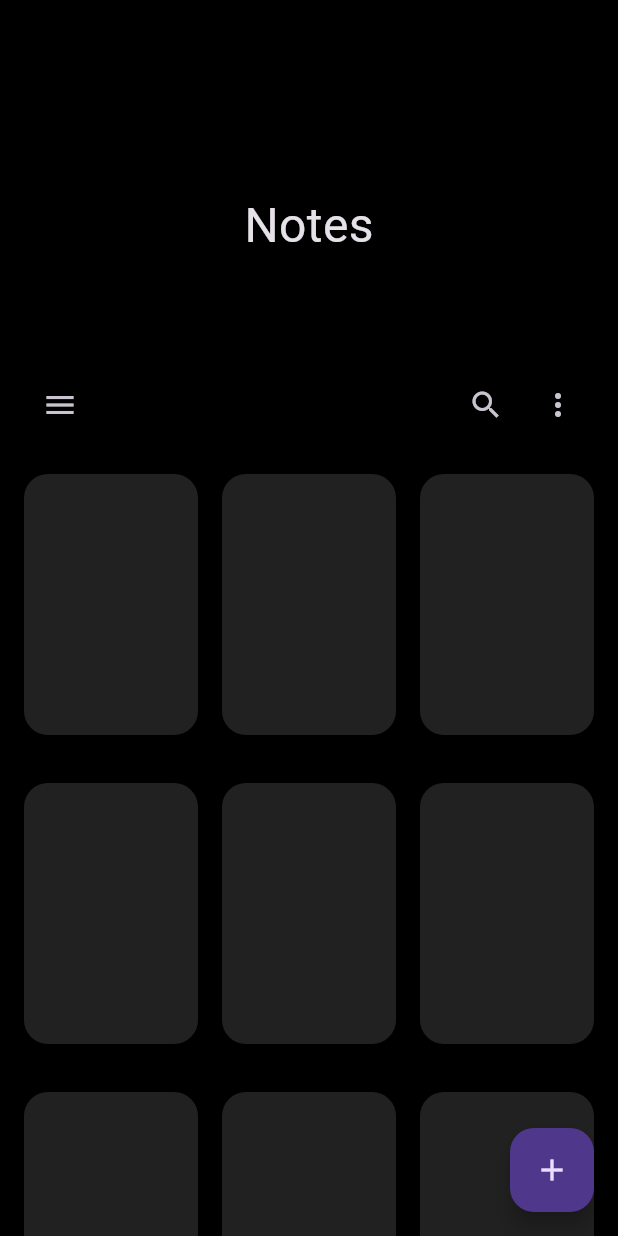
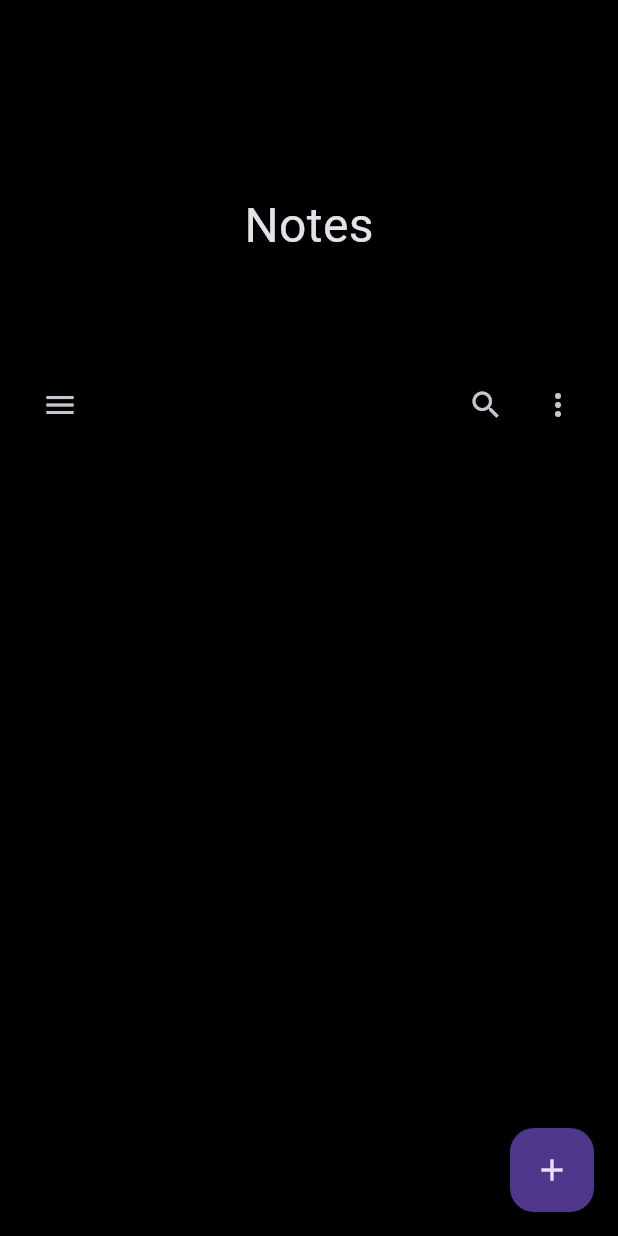
Before and after one commit to LX-ACADEMY/flutter_notes_shared_prefs, a Flutter app: the HomePage screen opened directly, on a phone screen of 412 x 824 dp. Run offline on Flutter 3.47's test engine with Material 3 defaults, Android fonts, the phone set to English and light mode, and no system bars; our stand-ins replace flutter_hooks.

```diff
--- /dev/null
+++ b/lib/models/note_model.dart
@@ -0,0 +1,9 @@
+class NoteModel {
+  final String title;
+  final String content;
+
+  const NoteModel({
+    required this.title,
+    required this.content,
+  });
+}
--- a/lib/view/pages/home_page.dart
+++ b/lib/view/pages/home_page.dart
@@ -3,6 +3,7 @@ import 'dart:math';
 import 'package:flutter/material.dart';
 import 'package:flutter_hooks/flutter_hooks.dart';
 import 'package:notes_app/view/pages/add_note_page.dart';
+import 'package:notes_app/view/pages/notes_inherited_page.dart';
 
 class HomePage extends HookWidget {
   const HomePage({super.key});
@@ -37,7 +38,9 @@ class HomePage extends HookWidget {
     return Scaffold(
       resizeToAvoidBottomInset: false,
       backgroundColor: Colors.black,
-      body: CustomScrollView(
+      body: ValueListenableBuilder(
+        valueListenable: NotesInheritedPage.of(context).notes,
+        builder: (context, value, child) => CustomScrollView(
           controller: scrollController,
           slivers: [
             SliverAppBar(
@@ -97,19 +100,37 @@ class HomePage extends HookWidget {
                   maxCrossAxisExtent: 150,
                   crossAxisSpacing: 16,
                   mainAxisSpacing: 32,
-                childAspectRatio: 1 / 1.5,
+                  childAspectRatio: 1 / 1.75,
                 ),
+                itemCount: value.length,
                 itemBuilder: (context, index) {
-                return Container(
+                  final currentNote = value[index];
+
+                  return Column(
+                    children: [
+                      Expanded(
+                        child: Container(
                           decoration: BoxDecoration(
                             color: Colors.grey[900],
                             borderRadius: BorderRadius.circular(16),
                           ),
+                        ),
+                      ),
+                      const SizedBox(height: 8),
+                      Text(
+                        currentNote.title,
+                        style: const TextStyle(
+                          fontSize: 16,
+                          fontWeight: FontWeight.w600,
+                        ),
+                      ),
+                    ],
                   );
                 },
               ),
             )
           ],
+        ),
       ),
       floatingActionButton: Builder(builder: (context) {
         return FloatingActionButton(
--- /dev/null
+++ b/lib/view/pages/notes_inherited_page.dart
@@ -0,0 +1,28 @@
+import 'package:flutter/material.dart';
+import 'package:notes_app/models/note_model.dart';
+
+class NotesInheritedPage extends InheritedWidget {
+  final ValueNotifier<List<NoteModel>> notes;
+
+  NotesInheritedPage({
+    super.key,
+    required super.child,
+  }) : notes = ValueNotifier([]);
+
+  static NotesInheritedPage of(BuildContext context) {
+    return context.dependOnInheritedWidgetOfExactType<NotesInheritedPage>()!;
+  }
+
+  static NotesInheritedPage? maybeOf(BuildContext context) {
+    return context.dependOnInheritedWidgetOfExactType<NotesInheritedPage>();
+  }
+
+  @override
+  bool updateShouldNotify(covariant InheritedWidget oldWidget) {
+    if (oldWidget is! NotesInheritedPage) {
+      return false;
+    }
+
+    return false;
+  }
+}
```
Also changed, not shown: lib/main.dart (+8 -5 lines), lib/view/pages/add_note_page.dart (+32 -7 lines). Lines whose indentation alone changed are shown as unchanged.
